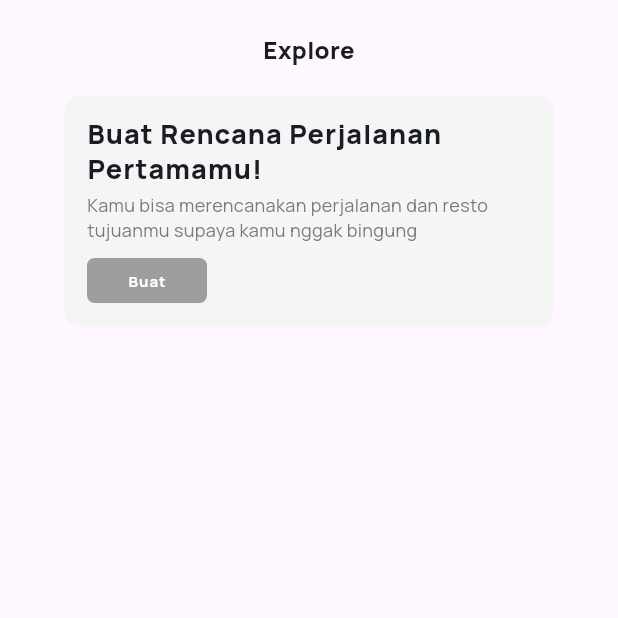
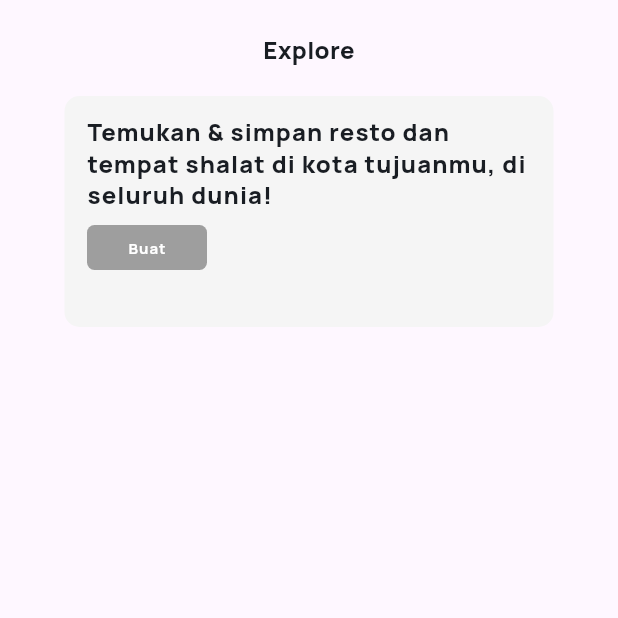
Before and after one commit to sayagaffy/musafir, a Flutter app: the ExplorePage screen opened by its route, on a phone screen of 412 x 824 dp, the top half of it. Run offline on Flutter 3.47's test engine with Material 3 defaults, Android fonts, the phone set to English and light mode, and no system bars; our stand-ins replace cloud_firestore, device_info_plus, dio, dropdown_search, firebase_auth, firebase_core and 13 more; missing offline and left inert: map_launcher, omni_datetime_picker; accounts and stored records are empty.

Commit message:
menu restructured

```diff
--- a/lib/ui/pages/explore/explore_pages.dart
+++ b/lib/ui/pages/explore/explore_pages.dart
@@ -130,20 +130,13 @@ class _ExplorePageState extends State<ExplorePage> {
         crossAxisAlignment: CrossAxisAlignment.start,
         children: [
           Text(
-            'Buat Rencana Perjalanan\nPertamamu!',
+            'Temukan & simpan resto dan tempat shalat di kota tujuanmu, di seluruh dunia!',
             style: blackTextStyle.copyWith(
               fontWeight: extraBold,
-              fontSize: 18,
+              fontSize: 16,
               height: 1.3,
               letterSpacing: 0.7,
             ),
-          ),
-          const SizedBox(
-            height: 5,
-          ),
-          Text(
-            'Kamu bisa merencanakan perjalanan dan resto tujuanmu supaya kamu nggak bingung',
-            style: greyTextStyle.copyWith(fontSize: 12),
           ),
           const SizedBox(
             height: 10,
```
Also changed, not shown: lib/ui/pages/main_page.dart (+12 -12 lines).
